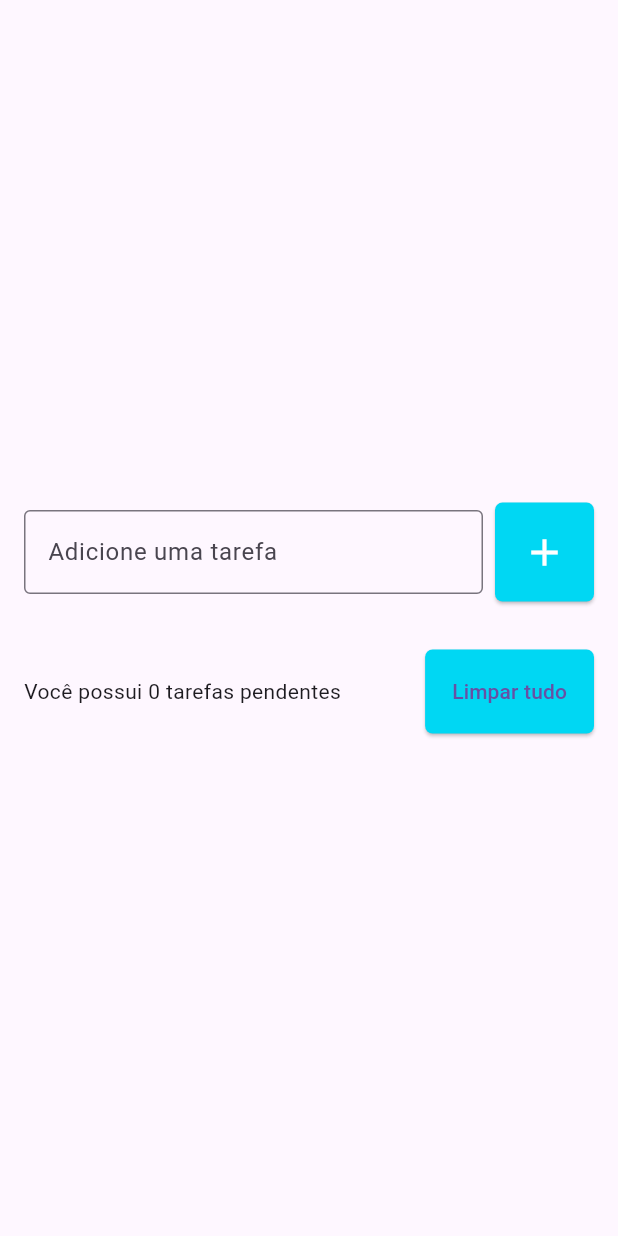
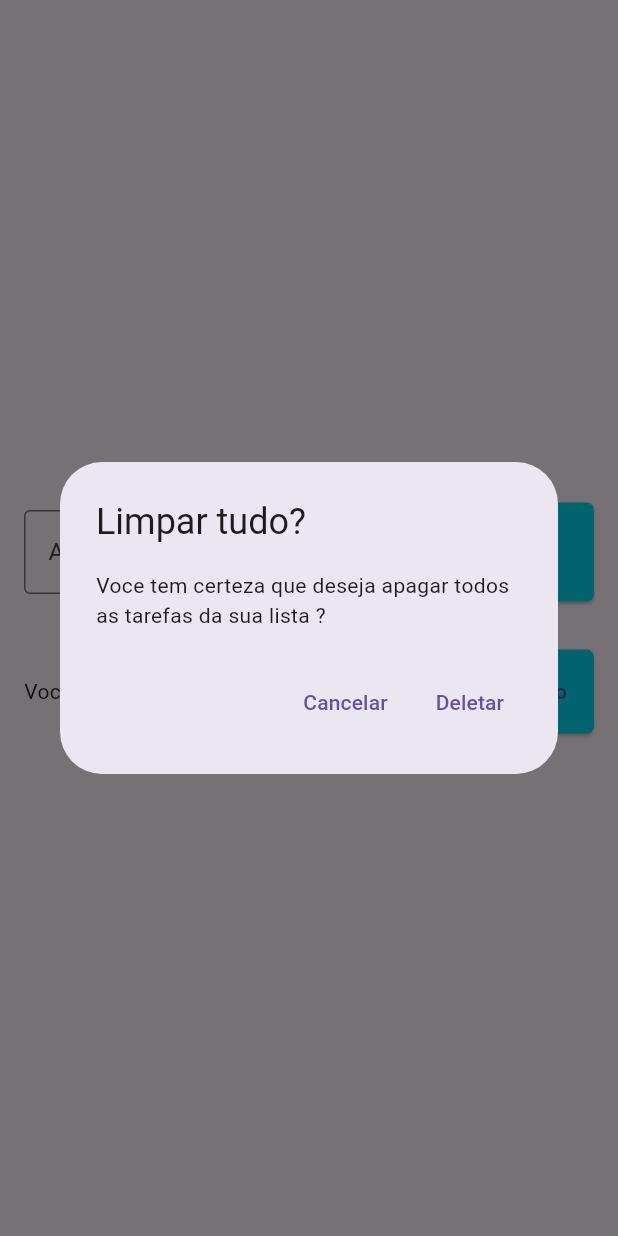
Before and after one commit to MatheusNestcode/App-Lista-de-tarefas, a Flutter app: the screen it shows after launch, after a tap on "Limpar tudo", on a phone screen of 412 x 824 dp. Run offline on Flutter 3.47's test engine with Material 3 defaults, Android fonts, the phone set to English and light mode, and no system bars; our stand-ins replace flutter_slidable.

```diff
--- a/lib/pages/to_do_list.dart
+++ b/lib/pages/to_do_list.dart
@@ -16,6 +16,8 @@ class _ToDoListPageState extends State<ToDoListPage> {
 
 //lista de strings
   List<Lista> tarefas = [];
+  Lista? deletarTarefa;
+  int? deletarTarefaPos;
 
   @override
   Widget build(BuildContext context) {
@@ -36,7 +38,7 @@ class _ToDoListPageState extends State<ToDoListPage> {
                         decoration: const InputDecoration(
                           border: OutlineInputBorder(),
                           labelText: 'Adicione uma tarefa',
-                          hintText: 'Ex. Extudar flutter',
+                          hintText: 'Ex. Estudar flutter',
                         ),
                       ),
                     ),
@@ -95,7 +97,7 @@ class _ToDoListPageState extends State<ToDoListPage> {
                     ),
                     const SizedBox(width: 8),
                     ElevatedButton(
-                      onPressed: () {},
+                      onPressed: mostrarCaixaDeDialogoParaExcluir,
                       style: ElevatedButton.styleFrom(
                         shape: RoundedRectangleBorder(
                             borderRadius: BorderRadius.circular(5)),
@@ -115,8 +117,59 @@ class _ToDoListPageState extends State<ToDoListPage> {
   }
 
   void onDelete(Lista tarefa) {
-    setState() {
+    deletarTarefa = tarefa;
+    deletarTarefaPos = tarefas.indexOf(tarefa);
+
+    setState(() {
       tarefas.remove(tarefa);
-    }
+    });
+
+    ScaffoldMessenger.of(context).clearSnackBars();
+    ScaffoldMessenger.of(context).showSnackBar(
+      SnackBar(
+        content: Text('Tarefa ${tarefa.title} foi deletada com sucesso'),
+        action: SnackBarAction(
+          label: 'Desfazer',
+          onPressed: () {
+            setState(() {
+              tarefas.insert(deletarTarefaPos!, deletarTarefa!);
+            });
+          },
+        ),
+        duration: const Duration(seconds: 5),
+      ),
+    );
+  }
+
+  void mostrarCaixaDeDialogoParaExcluir() {
+    showDialog(
+      context: context,
+      builder: (context) => AlertDialog(
+        title: const Text('Limpar tudo?'),
+        content: const Text(
+            'Voce tem certeza que deseja apagar todos as tarefas da sua lista ?'),
+        actions: [
+          TextButton(
+            onPressed: () {
+              Navigator.of(context).pop();
+            },
+            child: const Text('Cancelar'),
+          ),
+          TextButton(
+            onPressed: () {
+              Navigator.of(context).pop();
+              deletarTodasAsTarefas();
+            },
+            child: const Text('Deletar'),
+          ),
+        ],
+      ),
+    );
+  }
+
+  void deletarTodasAsTarefas() {
+    setState(() {
+      tarefas.clear();
+    });
   }
 }
```
Also changed, not shown: lib/widgets/lista_de_tarefas.dart (+9 -8 lines).
